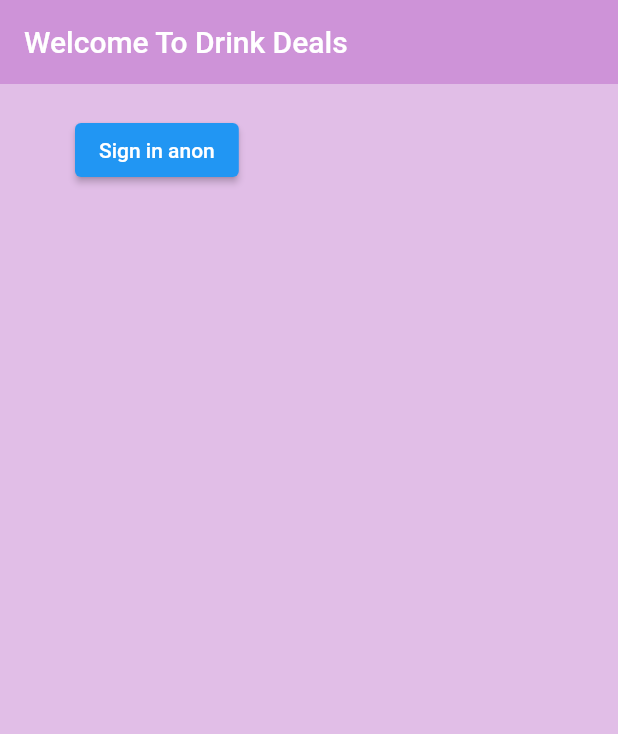
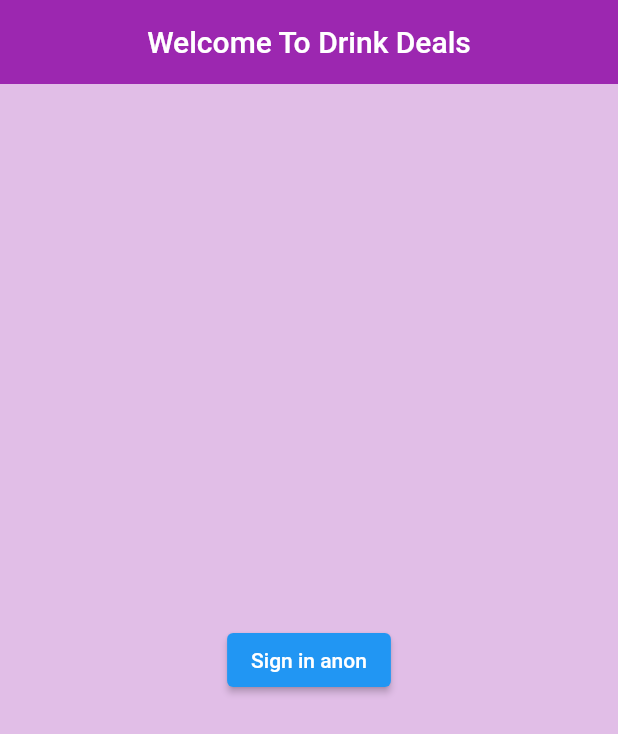
Before and after one commit to sunnyssarai98/drinkdeals, a Flutter app: the screen it shows after launch, on a phone screen of 412 x 824 dp. Shown: the top 734 px of the screen. Run offline on Flutter 3.47's test engine with Material 2 defaults, Android fonts, the phone set to English and light mode, and no system bars; our stand-ins replace firebase_auth, firebase_core; accounts and stored records are empty.

```diff
--- a/lib/main.dart
+++ b/lib/main.dart
@@ -1,5 +1,6 @@
 import 'package:drink_deals/screens/wrapper.dart';
 import 'package:drink_deals/services/auth.dart';
+import 'package:firebase_auth/firebase_auth.dart';
 import 'package:flutter/material.dart';
 import 'package:firebase_core/firebase_core.dart';
 import 'package:provider/provider.dart';
@@ -18,6 +19,7 @@ class MyApp extends StatelessWidget {
   @override
   Widget build(BuildContext context) {
     return StreamProvider<MyUser?>.value(
+      catchError: (User, MyUser) => null,
       initialData: null,
       value: AuthService().myuser,
       child: MaterialApp(
--- a/lib/screens/authenticate/sign_in.dart
+++ b/lib/screens/authenticate/sign_in.dart
@@ -16,25 +16,25 @@ class _SignInState extends State<SignIn> {
     return Scaffold(
       backgroundColor: Colors.purple[100],
       appBar: AppBar(
-        backgroundColor: Colors.purple[200],
+        backgroundColor: Colors.purple[500],
         elevation: 0.0,
-        title: Text('Welcome To Drink Deals'),
+        title: Center(child: Text('Welcome To Drink Deals')),
       ),
       body: Container(
           padding: EdgeInsets.symmetric(vertical: 20.0, horizontal: 50.0),
+          child: Center(
             child: ElevatedButton(
                 child: Text('Sign in anon'),
                 onPressed: () async {
                   dynamic result = await _auth.signInAnon();
-              if (result == null){
+                  if (result == null) {
                     print('error signing in');
-              } else{
+                  } else {
                     print('signed in');
                     print(result);
                   }
-            }
-          )
-        ),
+                }),
+          )),
     );
   }
 }
--- a/lib/screens/wrapper.dart
+++ b/lib/screens/wrapper.dart
@@ -10,7 +10,13 @@ class Wrapper extends StatelessWidget {
   @override
   Widget build(BuildContext context) {
     final user = Provider.of<MyUser?>(context);
-    print(user);
-    return Authenticate();
+
+    print(user?.uid);
+
+    if (user == null) {
+      return Authenticate();
+    } else {
+      return Home();
+    }
   }
 }
```
Also changed, not shown: lib/screens/home/home.dart (+18 -2 lines), lib/services/auth.dart (+9 -0 lines). Lines whose indentation alone changed are shown as unchanged.
